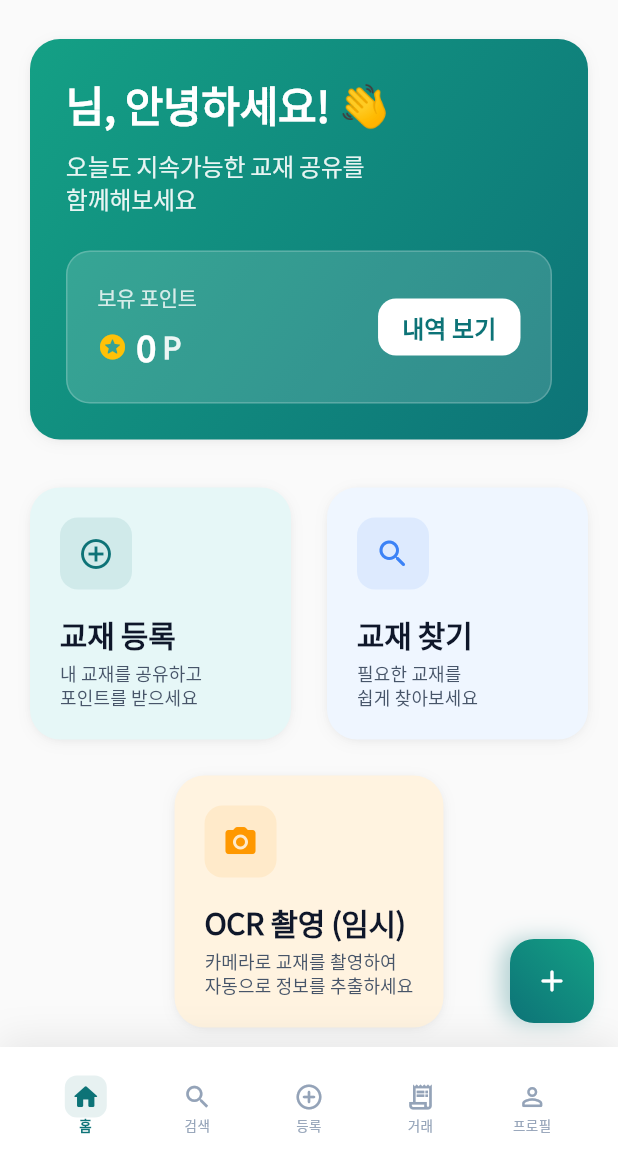
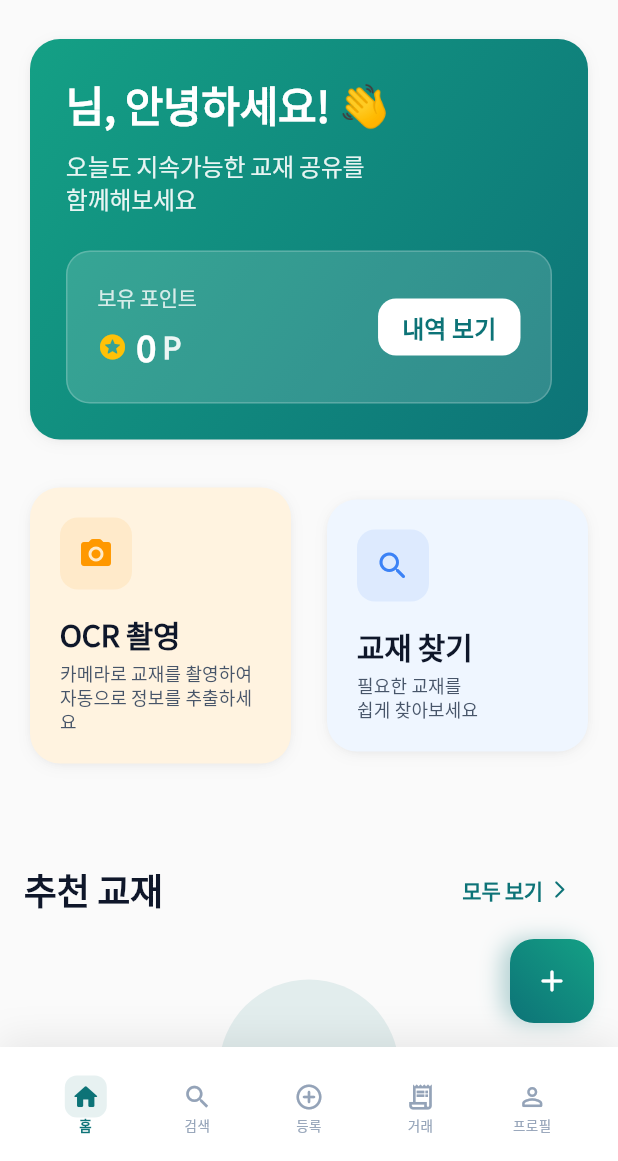
Before and after one commit to ehddbs249/Legend_Anabada, a Flutter app: the HomeScreen screen opened by its route, on a phone screen of 412 x 824 dp, the part 75-1236 px from its top. Run offline on Flutter 3.47's test engine with Material 3 defaults, Android fonts, the phone set to English and light mode, and no system bars; our stand-ins replace cached_network_image, camera, dio, flutter_dotenv, go_router, google_fonts and 2 more; accounts and stored records are empty; project files that could hold a hidden picture were left out.

Commit message:
Update : 등록 버튼 삭제 및 코드 내용 구조 변경
- home_screen.dart : 교재 등록 버튼 삭제 및 OCR 등록 버튼 위치 수정, 사용자는 OCR을 통해 받은 값을 토대로 내용 작성/수정 가능.

- profile_screen.dart : 코드 들여쓰기 구조 변경

```diff
--- a/Flutter/lib/features/home/screens/home_screen.dart
+++ b/Flutter/lib/features/home/screens/home_screen.dart
@@ -344,19 +344,17 @@ class _HomeScreenState extends State<HomeScreen> {
   }
 
   Widget _buildQuickActions(BuildContext context) {
-    return Column(
-      children: [
-        Row(
+    return Row(
       children: [
         Expanded(
           child: _buildQuickActionCard(
             context,
-                '교재 등록',
-                '내 교재를 공유하고\n포인트를 받으세요',
-                Icons.add_circle_outline,
-                AppColors.primarySoft,
-                AppColors.primary,
-                () => context.push('/register'),
+            'OCR 촬영',
+            '카메라로 교재를 촬영하여\n자동으로 정보를 추출하세요',
+            Icons.camera_alt_rounded,
+            const Color(0xFFFFF3E0),
+            const Color(0xFFFF9800),
+            () => _showOcrSourceDialog(context),
           ),
         ),
         const SizedBox(width: 16),
@@ -370,18 +368,6 @@ class _HomeScreenState extends State<HomeScreen> {
             AppColors.secondary,
             () => context.go('/search'),
           ),
-            ),
-          ],
-        ),
-        const SizedBox(height: 16),
-        _buildQuickActionCard(
-          context,
-          'OCR 촬영 (임시)',
-          '카메라로 교재를 촬영하여\n자동으로 정보를 추출하세요',
-          Icons.camera_alt_rounded,
-          const Color(0xFFFFF3E0),
-          const Color(0xFFFF9800),
-          () => _showOcrSourceDialog(context),
         ),
       ],
     );
--- a/Flutter/lib/features/profile/screens/profile_screen.dart
+++ b/Flutter/lib/features/profile/screens/profile_screen.dart
@@ -379,9 +379,8 @@ class _MenuSection extends StatelessWidget {
                         const SizedBox(height: 4),
                         Text(
                           'support@anabada.ac.kr',
-                          style: Theme.of(context).textTheme.bodyMedium?.copyWith(
-                            color: AppColors.textSecondary,
-                          ),
+                          style: Theme.of(context).textTheme.bodyMedium
+                              ?.copyWith(color: AppColors.textSecondary),
                         ),
                       ],
                     ),
```
Lines whose indentation alone changed are shown as unchanged.
